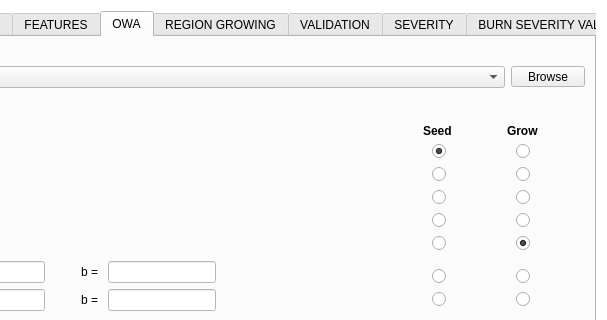
Old version of the form BAD_dialog_base.ui in the repository silviamacchi/BAD_v.3.0.0; both pictures show x 423 to 1030 and y 0 to 320 of the 1030 by 700 pixel window.
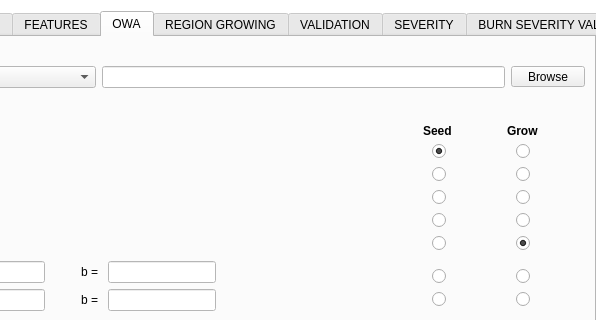
New version of the form. The open tabs and pages were chosen to show the change.

Commit message: Connections fixed until OWA

Patch:
```diff
--- a/BAD_dialog_base.ui
+++ b/BAD_dialog_base.ui
@@ -5497,6 +5497,9 @@
            </property>
           </widget>
          </item>
+         <item>
+          <widget class="QLineEdit" name="lineEdit_OWA_2"/>
+         </item>
          <item>
           <widget class="QToolButton" name="toolButton_InputOWA">
            <property name="text">
```
Left out of the diff: 18 changed lines with no effect on the pictures. The commit also changes 2 other files.
